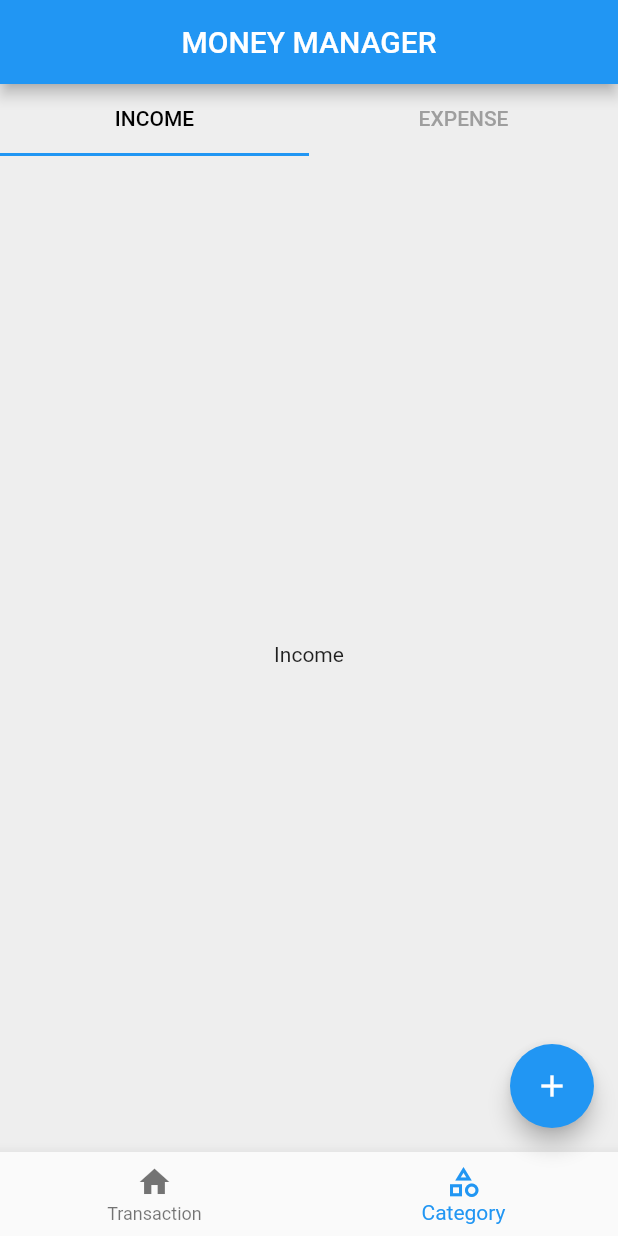
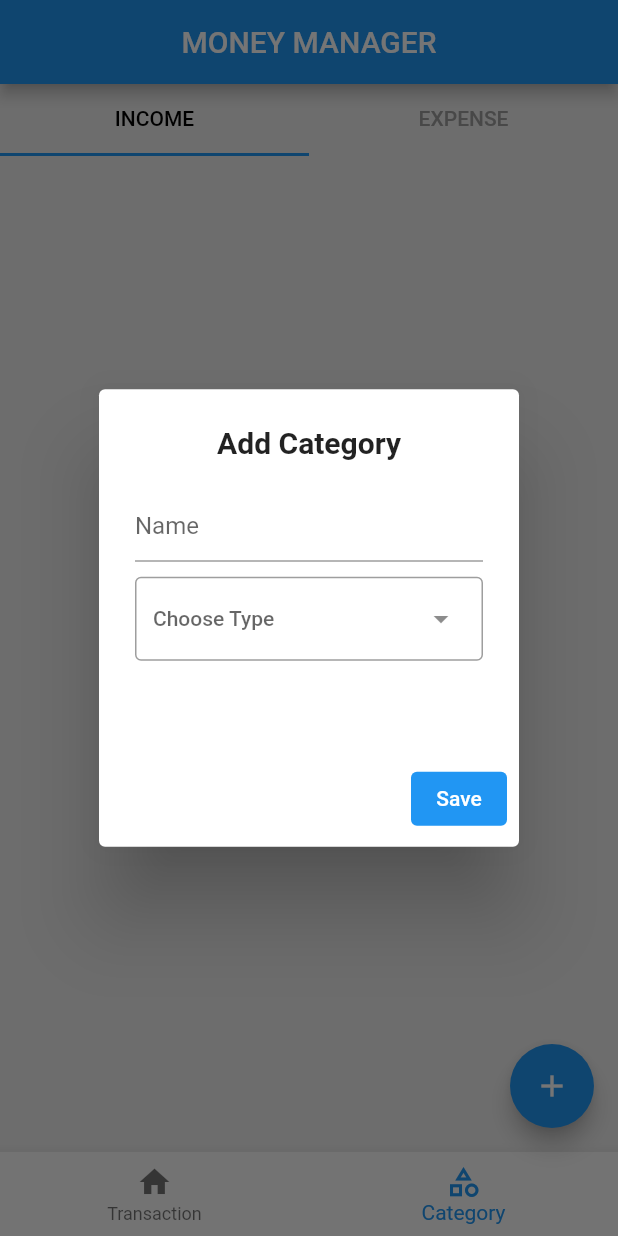
Before and after one commit to robinbaby007/money_management, a Flutter app: the screen it shows after launch, item 2 of the bottom bar chosen, after a tap on the "add" icon, on a phone screen of 412 x 824 dp. Run offline on Flutter 3.47's test engine with Material 2 defaults, Android fonts, the phone set to English and light mode, and no system bars; our stand-ins replace sqflite; missing offline and left inert: dart:ffi; accounts and stored records are empty.

Commit message:
Category db completed

```diff
--- /dev/null
+++ b/lib/db/category_db.dart
@@ -0,0 +1,19 @@
+import 'package:sqflite/sqflite.dart';
+
+import '../utils/const.dart';
+import 'category_db_functions.dart';
+
+late Database categoryDb;
+
+class CategoryDb extends CategoryDbFunctionsImpl{
+
+    Future<void> initCategoryDb() async {
+    categoryDb = await openDatabase("category.db", version: 1,
+        onCreate: (Database db, int version) async {
+      await db.execute(
+          'CREATE TABLE $categoryTable (id INTEGER PRIMARY KEY, name TEXT, isAvailable INTEGER, type INTEGER)');
+
+    });
+    getCategoryList();
+  }
+}
--- /dev/null
+++ b/lib/db/category_db_functions.dart
@@ -0,0 +1,72 @@
+import 'package:flutter/cupertino.dart';
+
+import '../models/category_model.dart';
+import '../screens/category/Category.dart';
+import '../utils/const.dart';
+import 'category_db.dart';
+
+abstract class CategoryDbFunctions {
+  Future<void> getCategoryList();
+
+  Future<void> addToCategory(CategoryModel categoryModel);
+}
+
+ValueNotifier<List<CategoryModel>> categoryList = ValueNotifier([]);
+
+ValueNotifier<List<CategoryModel>> categoryIncomeList = ValueNotifier([]);
+
+ValueNotifier<List<CategoryModel>> categoryExpenseList = ValueNotifier([]);
+
+class CategoryDbFunctionsImpl extends CategoryDbFunctions {
+  @override
+  Future<void> getCategoryList() async {
+    /*categoryList.value.clear();*/
+
+    categoryIncomeList.value.clear();
+    categoryExpenseList.value.clear();
+
+    List<Map> list = await categoryDb.rawQuery('SELECT * FROM $categoryTable');
+
+    list.forEach(
+      (item) {
+        CategoryModel categoryModel = CategoryModel(
+          id: item['id'],
+          name: item['name'],
+          type: item['type'],
+          isAvailable: item['isAvailable'],
+        );
+
+        /*categoryList.value.add(categoryModel);*/
+
+        if (item['isAvailable'] == 1) {
+          if (item['type'] == 1) {
+            categoryIncomeList.value.add(categoryModel);
+          } else {
+            categoryExpenseList.value.add(categoryModel);
+          }
+        }
+      },
+    );
+    categoryIncomeList.notifyListeners();
+    categoryExpenseList.notifyListeners();
+
+  }
+
+  @override
+  Future<void> addToCategory(CategoryModel categoryModel) async {
+    await categoryDb.rawInsert(
+        'INSERT INTO $categoryTable(name, isAvailable, type) VALUES(?, ?, ?)',
+        [categoryModel.name, categoryModel.isAvailable, categoryModel.type]);
+
+    getCategoryList();
+  }
+}
+
+Future<void> deleteCategory(int id) async {
+
+
+   await categoryDb.rawUpdate(
+      'UPDATE $categoryTable SET isAvailable = ? WHERE id = ?', [0, id]);
+
+  CategoryDbFunctionsImpl().getCategoryList();
+}
--- a/lib/main.dart
+++ b/lib/main.dart
@@ -1,7 +1,10 @@
 import 'package:flutter/material.dart';
 import 'package:money_management/screens/category/Category.dart';
+import 'package:money_management/screens/diaglog/add_category_dialog.dart';
 import 'package:money_management/screens/transaction/transaction.dart';
 import 'package:money_management/widgets/money_bottom_navigation.dart';
+
+import 'db/category_db.dart';
 
 void main() {
   runApp(const MyApp());
@@ -10,36 +13,45 @@ void main() {
 class MyApp extends StatelessWidget {
   const MyApp({super.key});
 
-  static ValueNotifier<int> selectedPosition = ValueNotifier(0);
+  @override
+  Widget build(BuildContext context) {
+    CategoryDb().initCategoryDb();
+    return const MaterialApp(
+      home: Home(),
+    );
+  }
+}
 
+class Home extends StatelessWidget {
+  const Home({super.key});
+
+  static ValueNotifier<int> selectedBottomNavPosition = ValueNotifier(0);
   final _bottomNavPages = const [Transaction(), Category()];
 
   @override
   Widget build(BuildContext context) {
-    return MaterialApp(
-      home: Scaffold(
+    return Scaffold(
       backgroundColor: Colors.grey[200],
       appBar: AppBar(
         title: const Text("MONEY MANAGER"),
         centerTitle: true,
       ),
       body: ValueListenableBuilder(
-            valueListenable: selectedPosition,
+          valueListenable: selectedBottomNavPosition,
           builder: (context, pageIndex, widget) {
             return _bottomNavPages[pageIndex];
           }),
       bottomNavigationBar: const MoneyBottomNavigation(),
       floatingActionButton: FloatingActionButton(
         onPressed: () {
-            if (selectedPosition.value == 0) {
+          if (selectedBottomNavPosition.value == 0) {
             print("Transaction");
           } else {
-              print("Cat");
+            Dialogs().addCategoryDialog(context);
           }
         },
         child: const Icon(Icons.add),
       ),
-      ),
     );
   }
 }
--- a/lib/models/category_model.dart
+++ b/lib/models/category_model.dart
@@ -1,10 +1,9 @@
-enum CategoryType { income, expense }
 
 class CategoryModel {
+  final int id;
   final String name;
-  final bool isDeleted;
-  final CategoryType type;
+  final int isAvailable; //1 available 0 deleted
+  final int type; // 1 income 0 expense
 
-  CategoryModel(
-      {required this.name, required this.type, this.isDeleted = false});
+  CategoryModel({this.id = -1, required this.name, required this.type, this.isAvailable = 1});
 }
--- a/lib/screens/category/tab_items/income.dart
+++ b/lib/screens/category/tab_items/income.dart
@@ -1,12 +1,39 @@
+import 'dart:ffi';
+
 import 'package:flutter/material.dart';
+
+import '../../../db/category_db_functions.dart';
 
 class Income extends StatelessWidget {
   const Income({super.key});
 
   @override
   Widget build(BuildContext context) {
-    return const Center(
-      child: Text("Income"),
+    return ValueListenableBuilder(
+      builder: (context, incomeList, widget) {
+        return ListView.separated(
+            padding: const EdgeInsets.all(4),
+            itemBuilder: (context, index) {
+              return Card(
+                shape: RoundedRectangleBorder(
+                    borderRadius: BorderRadius.circular(10)),
+                child: ListTile(
+                  title: Text(incomeList[index].name),
+                  trailing: GestureDetector(
+                    onTap: () {
+                      deleteCategory(incomeList[index].id);
+                    },
+                    child: const Icon(Icons.delete),
+                  ),
+                ),
+              );
+            },
+            separatorBuilder: (context, index) {
+              return const SizedBox(height: 4);
+            },
+            itemCount: incomeList.length);
+      },
+      valueListenable: categoryIncomeList,
     );
   }
 }
--- /dev/null
+++ b/lib/screens/diaglog/add_category_dialog.dart
@@ -0,0 +1,67 @@
+import 'package:flutter/material.dart';
+
+import '../../db/category_db_functions.dart';
+import '../../models/category_model.dart';
+import '../../utils/const.dart';
+
+class Dialogs extends CategoryDbFunctionsImpl {
+  Future<void> addCategoryDialog(BuildContext context) {
+    int categoryType = 0;
+
+    TextEditingController _controller = TextEditingController();
+
+    return showDialog(
+        context: context,
+        builder: (context) {
+          return AlertDialog(
+            title: const Text(
+              "Add Category",
+              style: TextStyle(fontWeight: FontWeight.bold),
+              textAlign: TextAlign.center,
+            ),
+            content: SizedBox(
+              height: 150,
+              child: Column(
+                children: [
+                  TextField(
+                    controller: _controller,
+                    decoration: const InputDecoration(hintText: "Name"),
+                  ),
+                  const SizedBox(height: 10),
+                  DropdownMenu(
+                    hintText: "Choose Type",
+                    width: MediaQuery.of(context).size.width * .60,
+                    dropdownMenuEntries: [
+                      categoryDropList[0],
+                      categoryDropList[1]
+                    ],
+                    onSelected: (type) {
+                      categoryType = type;
+                    },
+                  ),
+                ],
+              ),
+            ),
+            actions: [
+              TextButton(
+                style: TextButton.styleFrom(
+                  backgroundColor: Colors.blue,
+                ),
+                child: const Text(
+                  'Save',
+                  style: TextStyle(color: Colors.white),
+                ),
+                onPressed: () {
+                  CategoryModel newCategory = CategoryModel(
+                      name: _controller.text,
+                      type: categoryType,
+                      isAvailable: 1);
+                  addToCategory(newCategory);
+                  Navigator.of(context).pop();
+                },
+              ),
+            ],
+          );
+        });
+  }
+}
--- /dev/null
+++ b/lib/utils/const.dart
@@ -0,0 +1,10 @@
+import 'package:flutter/material.dart';
+
+const String categoryTable = "Category";
+
+// const List<Map<int, String>> _categoryMap = [{1:'Income', 0: 'Expense'}];
+const List<DropdownMenuEntry> categoryDropList = [
+  DropdownMenuEntry(value: 0, label: 'Expense'),
+  DropdownMenuEntry(value: 1, label: 'Income'),
+
+];
--- a/lib/widgets/money_bottom_navigation.dart
+++ b/lib/widgets/money_bottom_navigation.dart
@@ -1,3 +1,4 @@
+
 import 'package:flutter/material.dart';
 
 import '../main.dart';
@@ -9,7 +10,7 @@ class MoneyBottomNavigation extends StatelessWidget {
   @override
   Widget build(BuildContext context) {
      return ValueListenableBuilder(
-        valueListenable: MyApp.selectedPosition,
+        valueListenable: Home.selectedBottomNavPosition,
        builder: (context, position, widget){
           return BottomNavigationBar(
             items: const [
@@ -19,7 +20,7 @@ class MoneyBottomNavigation extends StatelessWidget {
             ],
             currentIndex: position,
             onTap: (pos) {
-              MyApp.selectedPosition.value = pos;
+              Home.selectedBottomNavPosition.value = pos;
             },
           );
        },
--- a/pubspec.yaml
+++ b/pubspec.yaml
@@ -30,6 +30,7 @@ environment:
 dependencies:
   flutter:
     sdk: flutter
+  sqflite: ^2.3.0
 
 
   # The following adds the Cupertino Icons font to your application.
```
Also changed, not shown: lib/screens/category/tab_items/expense.dart (+26 -2 lines), lib/utils/global_variables.dart (added), pubspec.lock, 1 other file. Lines whose indentation alone changed are shown as unchanged.
